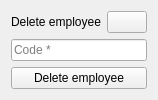
The window that src/app/ui/delete_employee.ui (TIS2023-FMFI/pracovne-instrukcie) describes before a commit, drawn with Qt 5.
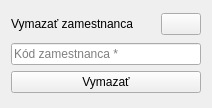
The same window after the commit. Icons and pictures are not drawn.

Patch:
```diff
--- a/src/app/ui/delete_employee.ui
+++ b/src/app/ui/delete_employee.ui
@@ -6,8 +6,8 @@
    <rect>
     <x>0</x>
     <y>0</y>
-    <width>100</width>
-    <height>100</height>
+    <width>212</width>
+    <height>108</height>
    </rect>
   </property>
   <property name="windowTitle">
@@ -19,7 +19,7 @@
      <item>
       <widget class="QLabel" name="title">
        <property name="text">
-        <string>Delete employee</string>
+        <string>Vymazať zamestnanca</string>
        </property>
       </widget>
      </item>
@@ -54,14 +54,14 @@
      <item>
       <widget class="QLineEdit" name="code">
        <property name="placeholderText">
-        <string>Code *</string>
+        <string>Kód zamestnanca *</string>
        </property>
       </widget>
      </item>
      <item>
       <widget class="QPushButton" name="delete_button">
        <property name="text">
-        <string>Delete employee</string>
+        <string>Vymazať</string>
        </property>
       </widget>
      </item>
```
